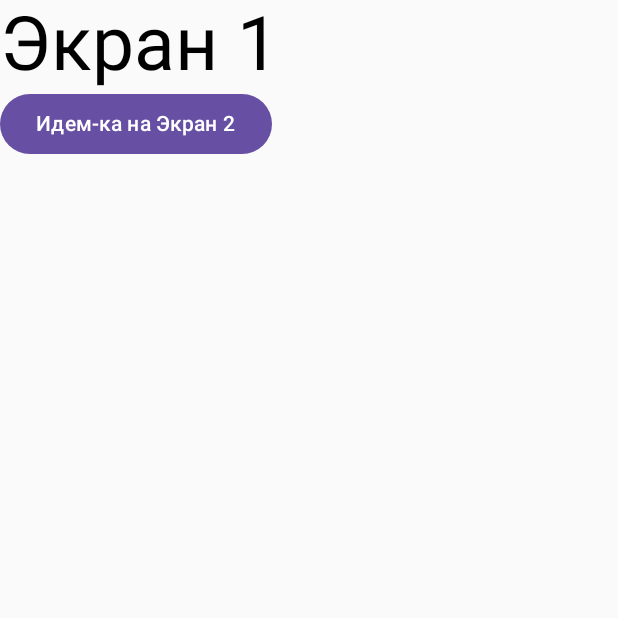
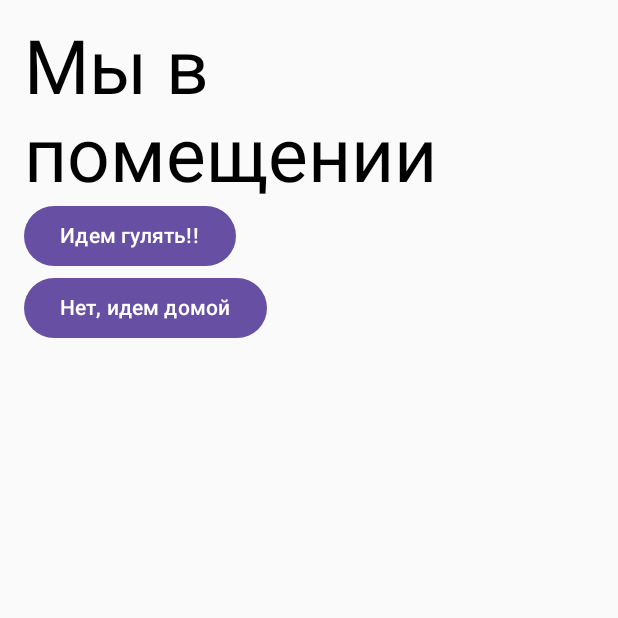
Before and after one commit to dmitrysukhov96/Inventory, an Android app built with Jetpack Compose: the screen it shows after launch (MainActivity), on a phone screen of 412 x 824 dp, the top half of it. Run offline under Robolectric (Android 15) with nearby library versions, the phone set to English and light mode, and no system bars.

Commit message:
не смотрите

```diff
--- a/app/src/main/java/com/dmitrysukhov/inventory/MainActivity.kt
+++ b/app/src/main/java/com/dmitrysukhov/inventory/MainActivity.kt
@@ -45,57 +45,69 @@ class MainActivity : ComponentActivity() {
 @Composable
 fun InventoryApp() {
     val navController = rememberNavController()
-    NavHost(navController = navController, startDestination = SCREEN_1) {
+    NavHost(navController = navController, startDestination = SCREEN_HOUSE) {
         composable(TEST_SCREEN) { TestScreen(navController) }
-        composable(SCREEN_1) { Screen1(navController) }
-        composable(SCREEN_2) { Screen2(navController) }
-        composable(SCREEN_3) { Screen3(navController) }
+        composable(SCREEN_HOUSE) { ScreenHouse(navController) }
+        composable(SCREEN_WALK) { ScreenWalk(navController) }
+        composable(SCREEN_HOME) { ScreenHome(navController) }
+        composable(SCREEN_ATB) { ScreenAtb(navController) }
     }
 }
 
 const val TEST_SCREEN = "test_screen"
-const val SCREEN_1 = "screen_1"
-const val SCREEN_2 = "screen_2"
-const val SCREEN_3 = "screen_3"
+const val SCREEN_HOUSE = "screen_house"
+const val SCREEN_WALK = "screen_walk"
+const val SCREEN_HOME = "screen_home"
+const val SCREEN_ATB = "screen_atb"
 
 @Composable
-fun Screen1(navController: NavHostController) {
-    Column {
-        Text(text = "Экран 1", fontSize = 50.sp)
-        Button(onClick = { navController.navigate(SCREEN_2) }) {
-            Text(text = "Идем-ка на Экран 2")
+fun ScreenHouse(navController: NavHostController) {
+    Column(modifier = Modifier.padding(16.dp)) {
+        Text(text = "Мы в помещении", fontSize = 50.sp)
+        Button(onClick = { navController.navigate(SCREEN_WALK) }) {
+            Text(text = "Идем гулять!!")
+        }
+        Button(onClick = { navController.navigate(SCREEN_HOME) }) {
+            Text(text = "Нет, идем домой")
         }
     }
 }
 
 @Composable
-fun Screen2(navController: NavHostController) {
-    Column {
-        Text(text = "Экран 2", fontSize = 50.sp)
-        Text(text = "Экран 2", fontSize = 50.sp)
-        Text(text = "Экран 2", fontSize = 50.sp)
-        Text(text = "Экран 2", fontSize = 50.sp)
-        Text(text = "Экран 2", fontSize = 50.sp)
-        Text(text = "Экран 2", fontSize = 50.sp)
-        Text(text = "Экран 2", fontSize = 50.sp)
-        Button(onClick = { navController.navigate(SCREEN_3) }) {
-            Text(text = "Пойдем-ка на Экран 3")
+fun ScreenWalk(navController: NavHostController) {
+    Column(modifier = Modifier.padding(16.dp)) {
+        Text(text = "Мы пришли на Балковскую", fontSize = 50.sp)
+        Button(onClick = { navController.navigate(SCREEN_HOME) }) {
+            Text(text = "Идем дальше")
+        }
+        Button(onClick = { navController.navigate(SCREEN_HOME) }) {
+            Text(text = "Едем на маршрутке домой")
+        }
+        Button(onClick = { navController.navigate(SCREEN_ATB) }) {
+            Text(text = "Идем в АТБ!!!!")
         }
     }
 }
 
 @Composable
-fun Screen3(navController: NavHostController) {
-    Column {
-        Text(text = "Экран 3", fontSize = 50.sp)
-        Text(text = "Экран 3", fontSize = 50.sp)
-        Text(text = "Экран 3", fontSize = 50.sp)
-        Button(onClick = { navController.navigate(TEST_SCREEN) }) {
-            Text(text = "Гоу на экран ТЕСТ!!!!")
+fun ScreenHome(navController: NavHostController) {
+    Column(modifier = Modifier.padding(16.dp)) {
+        Text(text = "Ура, мы добрались домой", fontSize = 50.sp)
+        Button(onClick = { navController.popBackStack(SCREEN_HOUSE, false) }) {
+            Text(text = "Начать приключение сначала)")
         }
     }
 }
 
+@Composable
+fun ScreenAtb(navController: NavHostController) {
+    Column(modifier = Modifier.padding(16.dp)) {
+        Text(text = "УУ тут вкусняшки", fontSize = 50.sp)
+        Button(onClick = { navController.navigateUp() }) {
+            Text(text = "Выходим из АТБ")
+        }
+    }
+}
 
 @Composable
 fun TestScreen(navController: NavHostController) {
@@ -130,14 +142,11 @@ fun TestScreen(navController: NavHostController) {
             Spacer(modifier = Modifier.height(24.dp))
             Text(text = "Time:", fontSize = 14.sp)
             Spacer(modifier = Modifier.height(14.dp))
-
             Row {
                 Text(text = "30 Mar 2024", fontSize = 16.sp, fontWeight = W500)
                 Spacer(modifier = Modifier.weight(1F))
                 Text(text = "15:00 - 16:00", fontSize = 16.sp, fontWeight = W500)
             }
-
-
             Spacer(modifier = Modifier.height(10.5.dp))
             Text(text = "Timezone Kyiv, UTC+3", fontSize = 16.sp, color = Color(0xFFA9A9A9))
             Spacer(modifier = Modifier.height(24.dp))
```
Also changed, not shown: 1 other file.
